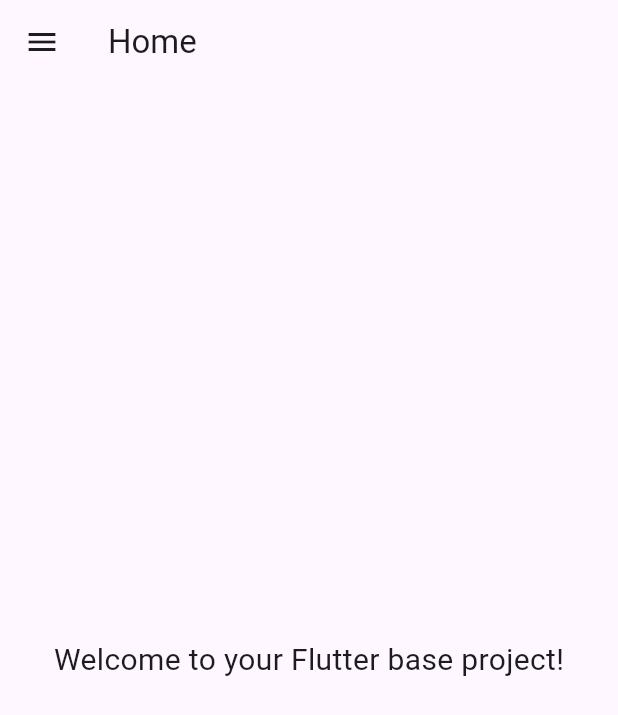
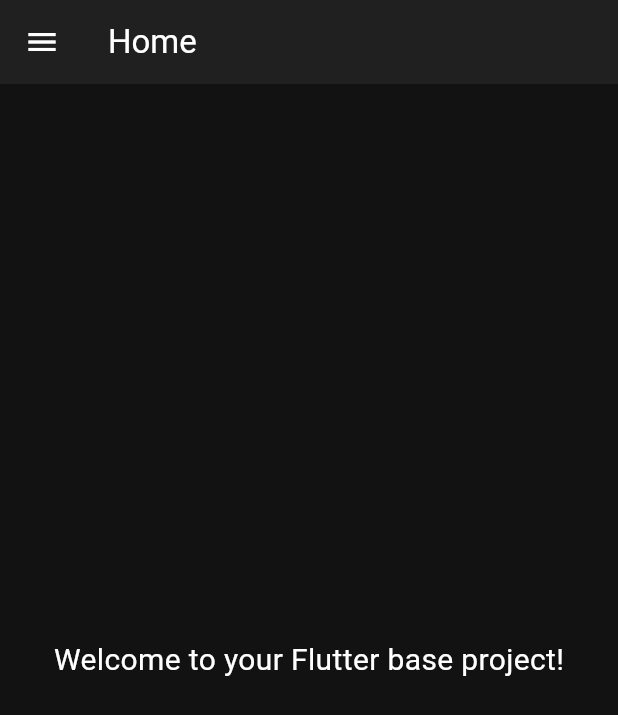
Before and after one commit to bencoepp/livius, a Flutter app: the screen it shows after launch, on a phone screen of 412 x 824 dp. Shown: the top 715 px of the screen. Run offline on Flutter 3.47's test engine with Material 3 defaults, Android fonts, the light colour scheme and no system bars; our stand-ins replace go_router.

Commit message:
Update application theme colors
Updated the ThemeData of the application from blue primary color swatch to a custom dark color scheme. The color scheme now consists of different shades of grey for the background, primary and primaryContainer colors. Additionally, the AppBarTheme's background color was also updated to match with the new theme.

```diff
--- a/frontend/lib/main.dart
+++ b/frontend/lib/main.dart
@@ -40,8 +40,12 @@
       title: 'Livius',
       debugShowCheckedModeBanner: false,
       theme: ThemeData(
-        primarySwatch: Colors.blue,
-      ),
+          colorScheme: const ColorScheme.dark(
+              background: Color.fromARGB(255, 32, 32, 32),
+              primary: Color.fromARGB(255, 44, 182, 158),
+              primaryContainer: Color.fromARGB(255, 44, 44, 44)),
+          appBarTheme:
+              AppBarTheme(backgroundColor: Color.fromARGB(255, 32, 32, 32))),
       routerConfig: _router,
     );
   }
```
